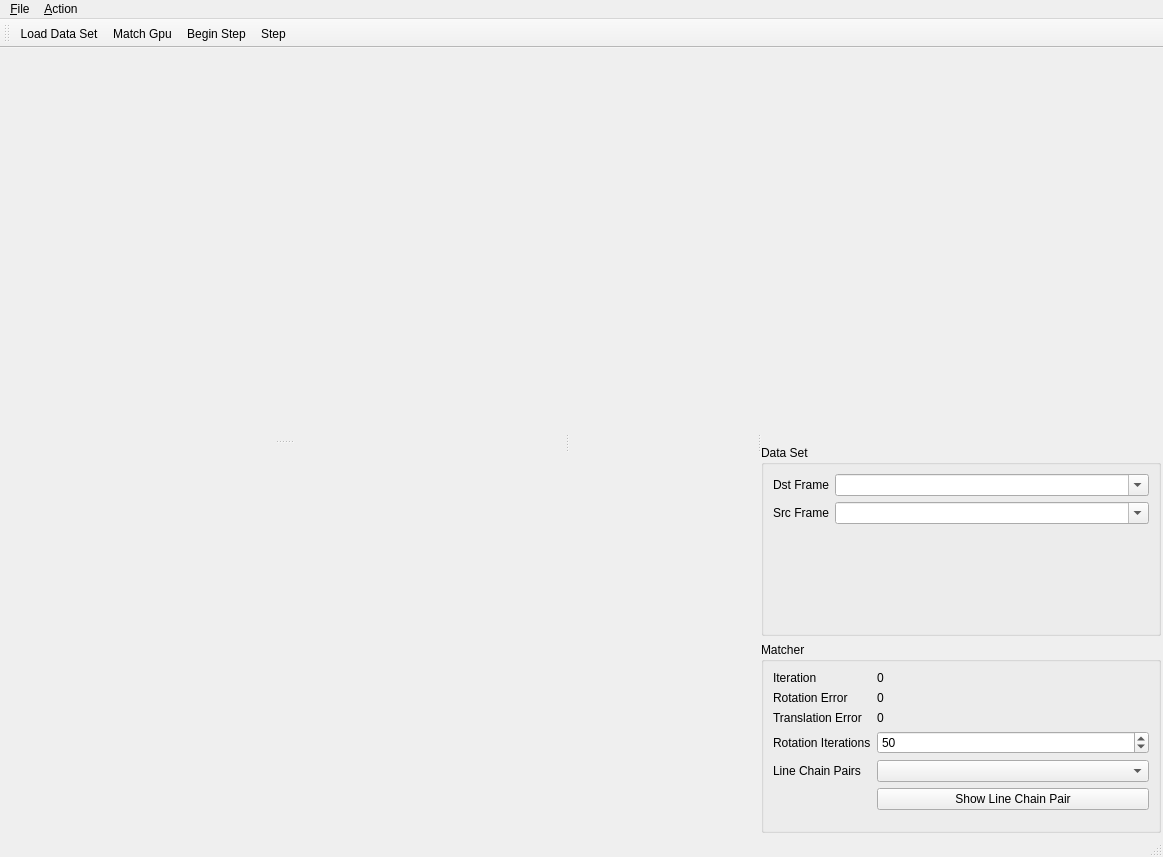
oneminute/RecFLS, file src/ui/ToolWindowLineMatcher.ui: the form before one commit.
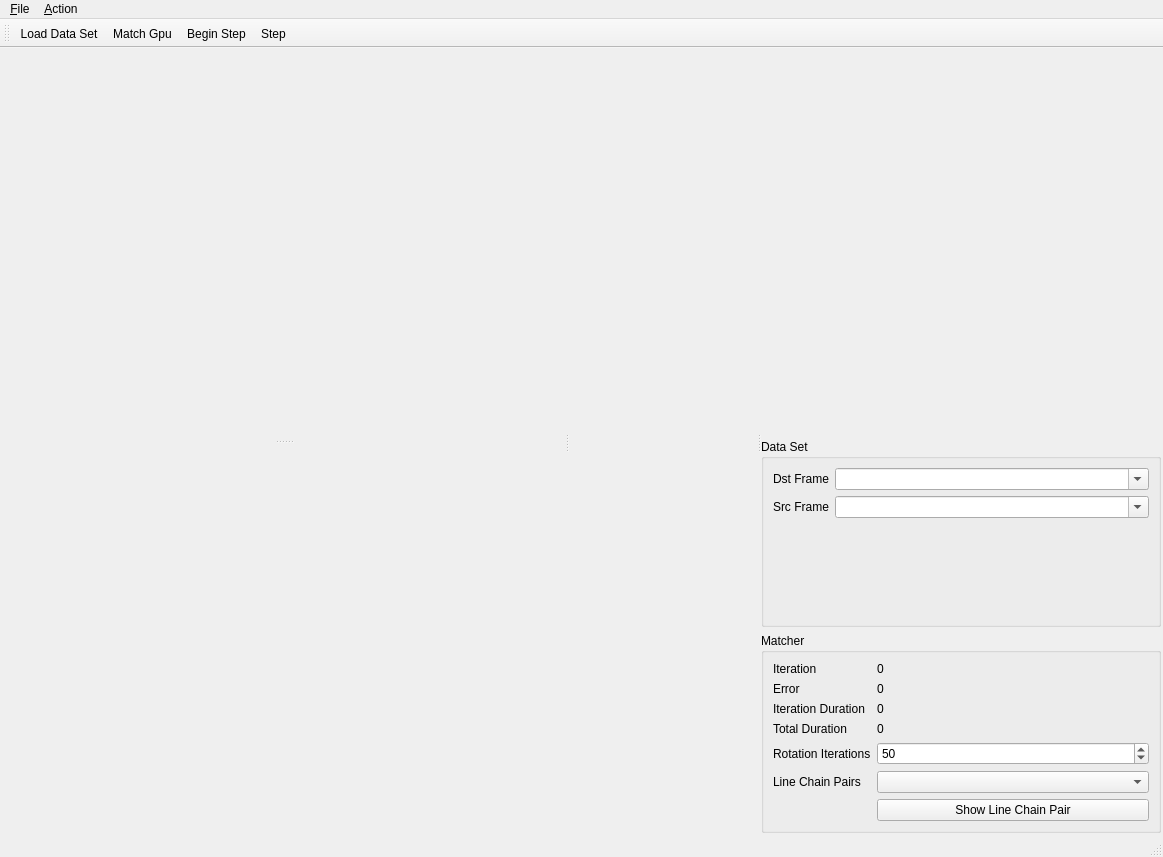
The form after the commit. Custom widgets are drawn as their Qt base class.

Commit message: 修正界面，添加耗时与误差显示。

The edit to the form file:
```diff
--- a/src/ui/ToolWindowLineMatcher.ui
+++ b/src/ui/ToolWindowLineMatcher.ui
@@ -192,7 +192,7 @@
            <item row="1" column="0">
             <widget class="QLabel" name="label_4">
              <property name="text">
-              <string>Rotation Error</string>
+              <string>Error</string>
              </property>
             </widget>
            </item>
@@ -206,7 +206,7 @@
            <item row="2" column="0">
             <widget class="QLabel" name="label_5">
              <property name="text">
-              <string>Translation Error</string>
+              <string>Iteration Duration</string>
              </property>
             </widget>
            </item>
@@ -217,14 +217,14 @@
              </property>
             </widget>
            </item>
-           <item row="3" column="0">
+           <item row="4" column="0">
             <widget class="QLabel" name="label_6">
              <property name="text">
               <string>Rotation Iterations</string>
              </property>
             </widget>
            </item>
-           <item row="3" column="1">
+           <item row="4" column="1">
             <widget class="QSpinBox" name="spinBoxRotationIterations">
              <property name="maximum">
               <number>100</number>
@@ -234,23 +234,37 @@
              </property>
             </widget>
            </item>
-           <item row="4" column="0">
+           <item row="5" column="0">
             <widget class="QLabel" name="label_7">
              <property name="text">
               <string>Line Chain Pairs</string>
              </property>
             </widget>
            </item>
-           <item row="4" column="1">
-            <widget class="QComboBox" name="comboBoxLineChainPairs"/>
-           </item>
            <item row="5" column="1">
+            <widget class="QComboBox" name="comboBoxLineChainPairs"/>
+           </item>
+           <item row="6" column="1">
             <widget class="QPushButton" name="pushButtonShowLineChainPair">
              <property name="text">
               <string>Show Line Chain Pair</string>
              </property>
             </widget>
            </item>
+           <item row="3" column="0">
+            <widget class="QLabel" name="label_8">
+             <property name="text">
+              <string>Total Duration</string>
+             </property>
+            </widget>
+           </item>
+           <item row="3" column="1">
+            <widget class="QLabel" name="labelTotalDuration">
+             <property name="text">
+              <string>0</string>
+             </property>
+            </widget>
+           </item>
           </layout>
          </widget>
         </item>
```
Left out of the diff: 4 changed lines with no effect on the pictures. The commit also changes 2 other files.
